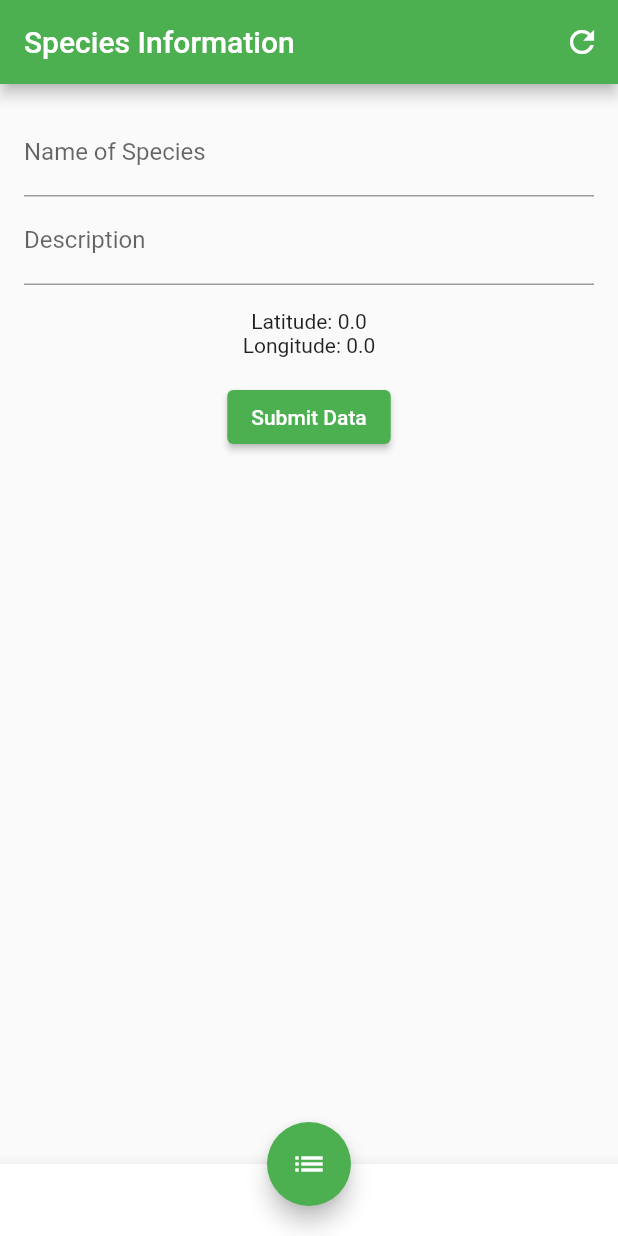
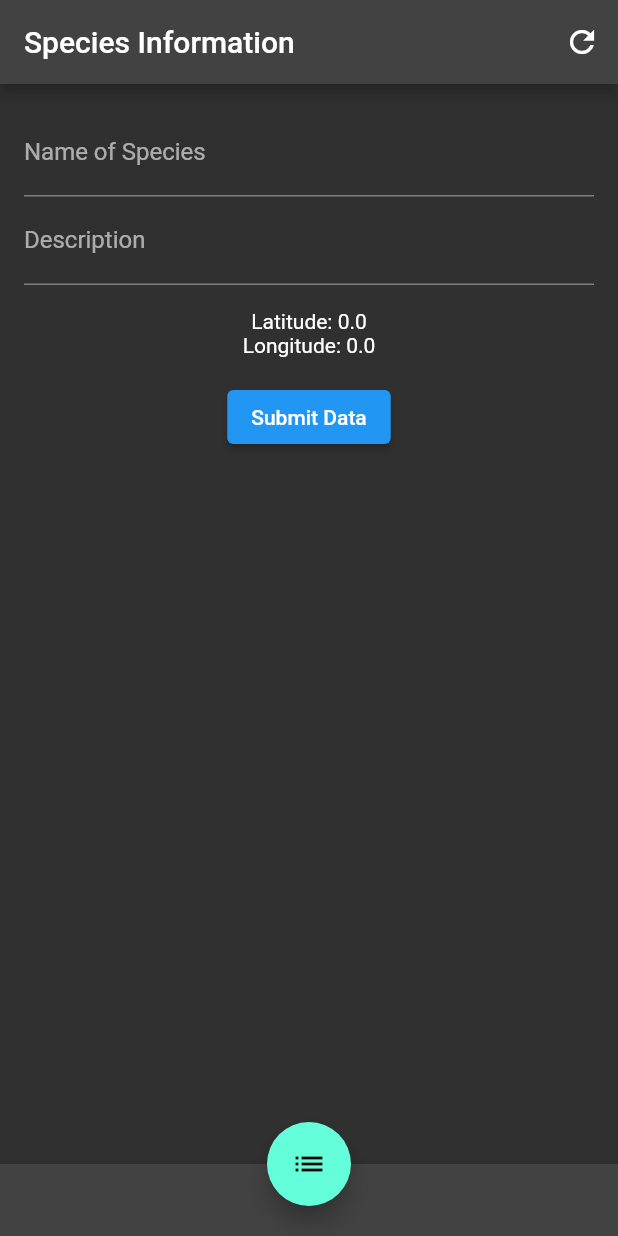
Before and after one commit to MuhammadMannan/GIS2023_RESEARCH_PROJECT, a Flutter app: the screen it shows after launch, on a phone screen of 412 x 824 dp. Run offline on Flutter 3.47's test engine with Material 2 defaults, Android fonts, the phone set to English and light mode, and no system bars; our stand-ins replace cloud_firestore, firebase_core, geolocator, permission_handler; accounts and stored records are empty.

Commit message:
set the app to dark mode

```diff
--- a/lib/main.dart
+++ b/lib/main.dart
@@ -19,9 +19,9 @@ class MainApp extends StatelessWidget {
     return MaterialApp(
       debugShowCheckedModeBanner: false,
       title: 'Species App',
-      theme: ThemeData(
-        primarySwatch: Colors.green,
-      ),
+      theme: ThemeData.dark(
+          //primarySwatch: Colors.green,
+          ),
       home: AddPlant(),
     );
   }
```
Also changed, not shown: 1 other file.
